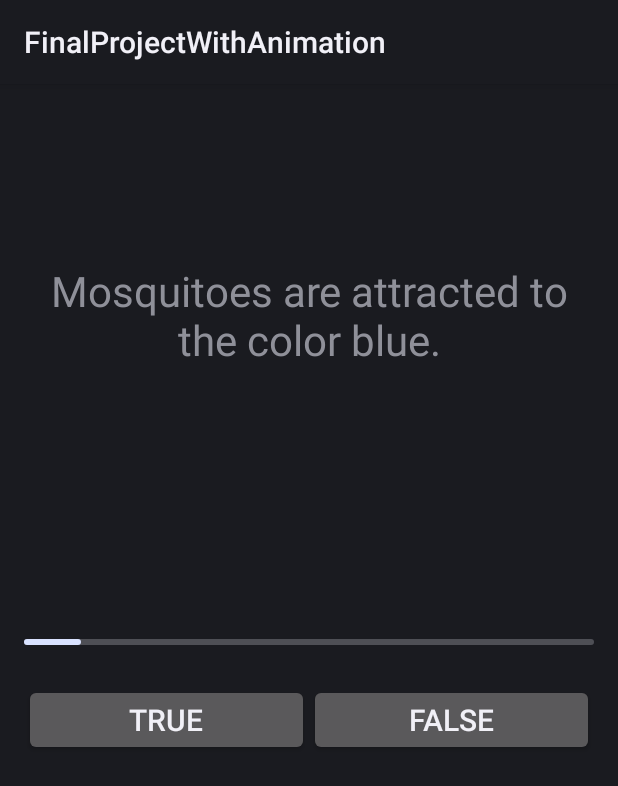
After one commit to Dmitrii-Siz/Final-Year-Project, an Android app: the fragment GameFragment shown on its own in the app's theme, on a phone screen of 412 x 824 dp. The commit adds this screen. Shown: the top 786 px of the screen. Run offline under Robolectric (Android 15) with nearby library versions, the phone set to English and light mode, and no system bars.

Commit message:
Functionality Complete
- All of the Pages Functionality is complete

```diff
--- a/app/src/main/AndroidManifest.xml
+++ b/app/src/main/AndroidManifest.xml
@@ -13,7 +13,10 @@
         android:roundIcon="@mipmap/ic_launcher_round"
         android:supportsRtl="true"
         android:theme="@style/Theme.FinalProjectWithAnimation"
-        tools:targetApi="31" >
+        tools:targetApi="31"
+        android:screenOrientation="portrait"
+        >
+
         <activity
             android:name=".MainActivity"
             android:exported="true" >
--- a/app/src/main/java/com/example/finalprojectwithanimation/CameraFragment.kt
+++ b/app/src/main/java/com/example/finalprojectwithanimation/CameraFragment.kt
@@ -61,7 +61,7 @@ class CameraFragment : Fragment() {
                 val displayResultFragment = DisplayResultFragment.newInstance(bitmapImage!!)
                 val transaction = requireActivity().supportFragmentManager.beginTransaction()
                 transaction.replace(R.id.frameLayout, displayResultFragment)
-                transaction.addToBackStack(null) // Optional, to add the transaction to the back stack
+                transaction.addToBackStack(null)
                 transaction.commit()
             }
         }
--- /dev/null
+++ b/app/src/main/java/com/example/finalprojectwithanimation/Fact.kt
@@ -0,0 +1,6 @@
+package com.example.finalprojectwithanimation
+
+//Creates a class for the facts:
+data class Fact(val text: String, val answer: String , val isTrue: Boolean){
+
+}
--- a/app/src/main/java/com/example/finalprojectwithanimation/GalleryFragment.kt
+++ b/app/src/main/java/com/example/finalprojectwithanimation/GalleryFragment.kt
@@ -1,6 +1,5 @@
 package com.example.finalprojectwithanimation
 
-import android.content.Intent
 import android.graphics.Bitmap
 import android.graphics.BitmapFactory
 import android.net.Uri
@@ -78,7 +77,7 @@ class GalleryFragment : Fragment() {
             val displayResultFragment = DisplayResultFragment.newInstance(bitmapImage!!)
             val transaction = requireActivity().supportFragmentManager.beginTransaction()
             transaction.replace(R.id.frameLayout, displayResultFragment)
-            transaction.addToBackStack(null) // Optional, to add the transaction to the back stack
+            transaction.addToBackStack(null)
             transaction.commit()
         }
     }
--- /dev/null
+++ b/app/src/main/java/com/example/finalprojectwithanimation/GameFragment.kt
@@ -0,0 +1,161 @@
+package com.example.finalprojectwithanimation
+
+import android.os.Bundle
+import androidx.fragment.app.Fragment
+import android.view.LayoutInflater
+import android.view.View
+import android.view.ViewGroup
+import android.widget.Button
+import android.widget.ProgressBar
+import android.widget.TextView
+import kotlin.random.Random
+
+/**
+Fragment for Running the Quiz Game:
+ */
+class GameFragment : Fragment() {
+
+    //Facts ArrayList:
+    private val factsList = ArrayList<Fact>()
+    //List of the Fact indexes:
+    private val randomIndexes = mutableListOf<Int>()
+    private var currentFactIndex = 0
+
+    //XML stuff:
+    private lateinit var factTextView: TextView
+    private lateinit var trueButton: Button
+    private lateinit var falseButton: Button
+    private lateinit var progressBar: ProgressBar
+
+    //Keep track of the User's progress:
+    private var totalCorrect: Int = 0
+    private val improvementList = ArrayList<String>()
+
+    override fun onCreateView(
+        inflater: LayoutInflater,
+        container: ViewGroup?,
+        savedInstanceState: Bundle?
+    ): View? {
+        val view = inflater.inflate(R.layout.fragment_game, container, false)
+        //locate the buttons and labels:
+        factTextView = view.findViewById(R.id.factTextView)
+        trueButton = view.findViewById(R.id.true_option)
+        falseButton = view.findViewById(R.id.false_option)
+        progressBar = view.findViewById(R.id.progressBar)
+        //check answer is a method which checks whether the use has answered the question correctly or not:
+        trueButton.setOnClickListener { checkAnswer(true) }
+        falseButton.setOnClickListener { checkAnswer(false) }
+
+
+        //calling the methods:
+        addFacts()
+        generateRandomIndexes()
+        showNextFact()
+
+        return view
+    }
+
+    //generate the 10 random fact questions:
+    private fun generateRandomIndexes() {
+        val totalFacts = factsList.size
+        val usedIndexes = mutableSetOf<Int>()//set can not contain repeated numbers
+        //generate indexes until 10 different indexes appear:
+        while (randomIndexes.size < 10) {
+            val randomIndex = Random.nextInt(totalFacts)
+            if (!usedIndexes.contains(randomIndex)) {
+                randomIndexes.add(randomIndex)
+                usedIndexes.add(randomIndex)
+            }
+        }
+    }
+
+    private fun addFacts() {
+        //facts:
+        factsList.add(Fact("Badgers can eat several hundred earthworms a night","Yes, badgers can eat several hundred earthworms a night!", true))
+        factsList.add(Fact("Bats can live for up to 30 years","Yes, bats can live for up to 30 years!", true))
+        factsList.add(Fact("Only the female Bees can sting","Yes, only the female Bees can sting!", true))
+        factsList.add(Fact("Beetles are the smallest group of insects","No, Beetles are the largest group of insects with over 350,000 species.", false))
+        factsList.add(Fact("Butterflies can see ultraviolet light.", "Yes, butterflies can see ultraviolet light.", true))
+        factsList.add(Fact("Cats have nine lives.", "No, cats only have one life like any other animal.", false))
+        factsList.add(Fact("Caterpillars can eat their own weight in food every day.", "Yes, caterpillars have voracious appetites and can consume a lot of food relative to their size.", true))
+        factsList.add(Fact("Cockroaches can survive a nuclear explosion.","No, this is a myth. Cockroaches are resistant to radiation, but they would not survive a nuclear blast.", false))
+
+        factsList.add(Fact("Cow's milk is naturally blue.", "No, cow's milk is not naturally blue. It is white in color.", false))
+        factsList.add(Fact("Crabs have teeth in their stomachs.", "Yes, crabs have teeth in their stomachs to help them grind food.", true))
+        factsList.add(Fact("Crows can recognize human faces.", "Yes, crows have been shown to be able to recognize individual human faces.", true))
+        factsList.add(Fact("Deer are colorblind.", "No, deer can see colors, although their color vision is not as sharp as humans.", false))
+        factsList.add(Fact("Dogs sweat through their tongues.", "No, dogs primarily sweat through their paw pads.", false))
+        factsList.add(Fact("Donkeys can live up to 50 years.", "Yes, donkeys have a long lifespan and can live for several decades.", true))
+        factsList.add(Fact("Dragonflies have a lifespan of just 24 hours.", "No, while some dragonflies have short lifespans, they typically live for several weeks or months.", false))
+        factsList.add(Fact("Ducks can sleep with one eye open.", "Yes, ducks can sleep with one eye open to watch for predators.", true))
+
+        factsList.add(Fact("Eagles can fly at speeds of up to 200 miles per hour.", "No, while eagles are fast flyers, they do not reach speeds of 200 miles per hour.", false))
+        factsList.add(Fact("Flies can taste with their feet.", "Yes, flies can taste with their feet, which helps them identify potential food sources.", true))
+        factsList.add(Fact("Foxes are nocturnal animals.", "No, foxes are crepuscular, meaning they are most active during dawn and dusk.", false))
+
+        factsList.add(Fact("Goats have rectangular pupils.", "Yes, goats have rectangular pupils, which provide them with a wide field of vision.", true))
+        factsList.add(Fact("Geese mate for life.", "Yes, geese are known for forming strong pair bonds and often mate for life.", true))
+
+        factsList.add(Fact("Grasshoppers can jump up to 20 times their body length.", "Yes, grasshoppers are powerful jumpers and can cover significant distances with their jumps.", true))
+        factsList.add(Fact("Hamsters are rodents.", "Yes, hamsters belong to the rodent family and are small mammals with large cheek pouches.", true))
+        factsList.add(Fact("Hares are born with fur and open eyes.", "Yes, hares are precocial animals, meaning they are born relatively mature.", true))
+        factsList.add(Fact("Hedgehogs are immune to snake venom.", "No, while hedgehogs have some resistance to certain snake venoms, they are not immune.", false))
+        factsList.add(Fact("Horses can sleep while standing up.", "Yes, horses can lock their knees to sleep while standing up.", true))
+        factsList.add(Fact("Ladybugs are poisonous.", "No, ladybugs are not poisonous to humans, although they may emit a foul odor as a defense mechanism.", false))
+        factsList.add(Fact("Lobsters can regenerate lost limbs.", "Yes, lobsters have the ability to regenerate lost limbs, although the process is slow.", true))
+        factsList.add(Fact("Mosquitoes are attracted to the color blue.", "No, mosquitoes are more attracted to dark colors like black and red.", false))
+        factsList.add(Fact("Moths are more active during the day than at night.", "No, moths are primarily nocturnal and are more active at night.", false))
+        factsList.add(Fact("Mice have poor eyesight.", "Yes, mice have relatively poor eyesight, but they have keen senses of hearing and smell.", true))
+        factsList.add(Fact("Otters hold hands while sleeping to avoid drifting apart.", "Yes, otters often hold hands while sleeping to stay together in groups.", true))
+        factsList.add(Fact("Owls can rotate their heads 360 degrees.", "No, while owls have flexible necks, they cannot rotate their heads a full 360 degrees.", false))
+        factsList.add(Fact("Parrots can mimic human speech.", "Yes, parrots are known for their ability to mimic human speech and other sounds.", true))
+        factsList.add(Fact("Pigs are among the cleanest animals.", "No, pigs are actually quite dirty animals and often roll in mud to stay cool.", false))
+
+        factsList.add(Fact("Pigeons can recognize themselves in a mirror.", "Yes, pigeons have been shown to demonstrate self-recognition in mirror tests.", true))
+        factsList.add(Fact("Raccoons wash their food before eating.", "Yes, raccoons are known to dunk their food in water before eating it.", true))
+        factsList.add(Fact("Rats can't vomit.", "Yes, rats are unable to vomit due to the structure of their digestive system.", true))
+        factsList.add(Fact("Sheep have excellent memories.", "No, sheep have relatively poor memories and are often perceived as forgetful animals.", false))
+        factsList.add(Fact("Snakes can dislocate their jaws to swallow large prey.", "Yes, snakes have flexible jaws that allow them to swallow prey much larger than their head.", true))
+        factsList.add(Fact("Sparrows are monogamous birds.", "Yes, sparrows often mate for life and form monogamous pairs.", true))
+        factsList.add(Fact("Squirrels hibernate during the winter.", "No, while squirrels may become less active during winter, they do not hibernate in the same way as some other animals.", false))
+        factsList.add(Fact("Swans are native to South America.", "No, swans are native to Europe and Asia, not South America.", false))
+        factsList.add(Fact("Turkeys can run at speeds of up to 25 miles per hour.", "Yes, turkeys are fast runners and can reach speeds of up to 25 miles per hour.", true))
+        factsList.add(Fact("Turtles can breathe through their skin.", "Yes, turtles have the ability to absorb oxygen through their skin, in addition to breathing through their lungs.", true))
+        factsList.add(Fact("Woodpeckers can peck up to 20 times per second.", "Yes, woodpeckers are known for their rapid pecking, which can reach speeds of up to 20 times per second.", true))
+    }
+
+    //Display the facts:
+    private fun showNextFact() {
+        if (currentFactIndex < randomIndexes.size) {
+            val factIndex = randomIndexes[currentFactIndex]
+            val fact = factsList[factIndex]
+            factTextView.text = fact.text//display the new fact
+            progressBar.progress = currentFactIndex + 1
+            currentFactIndex++
+        } else {
+            //All questions answered:
+            //Navigate to OutcomeFragment with the incorrect facts and score:
+            val outcomeFragment = OutcomeFragment.newInstance(improvementList, totalCorrect)
+            val transaction = requireActivity().supportFragmentManager.beginTransaction()
+            transaction.replace(R.id.frameLayout, outcomeFragment)
+            transaction.addToBackStack(null)
+            transaction.commit()
+        }
+    }
+
+    //Check if the user has answered the question correctly or not:
+    private fun checkAnswer(userAnswer: Boolean) {
+        val factIndex = randomIndexes[currentFactIndex - 1]
+        val fact = factsList[factIndex]
+        //Correct answer:
+        if (fact.isTrue == userAnswer) {
+            totalCorrect +=1
+        }
+        //Wrong answer:
+        else {
+            improvementList.add(fact.answer)//add the correct answers
+        }
+        //Show the next fact
+        showNextFact()
+    }
+}
--- a/app/src/main/java/com/example/finalprojectwithanimation/MainActivity.kt
+++ b/app/src/main/java/com/example/finalprojectwithanimation/MainActivity.kt
@@ -9,6 +9,7 @@ class MainActivity : AppCompatActivity() {
     override fun onCreate(savedInstanceState: Bundle?) {
         super.onCreate(savedInstanceState)
         setContentView(R.layout.activity_main)
+
 
         //Initial fragment (First fragment that will appear on the page):
         val initialFragment = InitialFragment()
@@ -32,7 +33,7 @@ class MainActivity : AppCompatActivity() {
                     true
                 }
                 R.id.teach -> {
-                    replaceFragment(TeachFragment())
+                    replaceFragment(LoadGameFragment())
                     true
                 }
                 else -> false
--- /dev/null
+++ b/app/src/main/res/layout/fragment_game.xml
@@ -0,0 +1,71 @@
+<?xml version="1.0" encoding="utf-8"?>
+<FrameLayout xmlns:android="http://schemas.android.com/apk/res/android"
+    xmlns:tools="http://schemas.android.com/tools"
+    android:layout_width="match_parent"
+    android:layout_height="match_parent"
+    android:paddingStart="16dp"
+    android:paddingEnd="16dp"
+    tools:context=".GameFragment">
+
+    <RelativeLayout
+        android:layout_width="match_parent"
+        android:layout_height="450dp"
+        android:layout_marginTop="100dp">
+
+        <TextView
+            android:id="@+id/factTextView"
+            android:layout_width="match_parent"
+            android:layout_height="100dp"
+            android:layout_alignParentTop="true"
+            android:layout_marginTop="4dp"
+            android:gravity="center"
+            android:text=""
+            android:textSize="28sp" />
+
+        <ImageView
+            android:id="@+id/image"
+            android:layout_width="200dp"
+            android:layout_height="120dp"
+            android:layout_below="@id/factTextView"
+            android:layout_centerHorizontal="true"
+            android:layout_marginTop="20dp" />
+
+        <ProgressBar
+            android:id="@+id/progressBar"
+            style="?android:attr/progressBarStyleHorizontal"
+            android:layout_width="match_parent"
+            android:layout_height="wrap_content"
+            android:layout_below="@id/image"
+            android:layout_marginTop="20dp"
+            android:max="10"
+            android:progress="0" />
+
+        <LinearLayout
+            android:layout_width="match_parent"
+            android:layout_height="wrap_content"
+            android:layout_below="@id/progressBar"
+            android:layout_marginTop="20dp"
+            android:gravity="center"
+            android:orientation="horizontal">
+
+            <Button
+                android:id="@+id/true_option"
+                android:layout_width="0dp"
+                android:layout_height="wrap_content"
+                android:layout_weight="1"
+                android:text="True"
+                android:textSize="20sp" />
+
+            <Button
+                android:id="@+id/false_option"
+                android:layout_width="0dp"
+                android:layout_height="wrap_content"
+                android:layout_weight="1"
+                android:text="False"
+                android:textSize="20sp" />
+
+        </LinearLayout>
+
+    </RelativeLayout>
+
+</FrameLayout>
--- a/app/src/main/res/layout/fragment_initial.xml
+++ b/app/src/main/res/layout/fragment_initial.xml
@@ -3,7 +3,6 @@
     xmlns:tools="http://schemas.android.com/tools"
     android:layout_width="match_parent"
     android:layout_height="match_parent"
-    android:background="@color/purple_500"
     tools:context=".InitialFragment">
 
     <TextView
--- a/app/src/main/res/values/strings.xml
+++ b/app/src/main/res/values/strings.xml
@@ -1,3 +1,5 @@
 <resources>
     <string name="app_name">FinalProjectWithAnimation</string>
+    <!-- TODO: Remove or change this placeholder text -->
+    <string name="hello_blank_fragment">Hello blank fragment</string>
 </resources>
```
Also changed, not shown: app/build.gradle (+7 -0 lines), app/src/main/java/com/example/finalprojectwithanimation/DisplayResultFragment.kt (+6 -1 lines), app/src/main/java/com/example/finalprojectwithanimation/LoadGameFragment.kt (added, +35 -0 lines), app/src/main/java/com/example/finalprojectwithanimation/OutcomeFragment.kt (added, +60 -0 lines), app/src/main/res/layout/fragment_display_result.xml (+1 -19 lines), app/src/main/res/layout/fragment_loadgame.xml (added, +74 -0 lines), app/src/main/res/layout/fragment_outcome.xml (added, +51 -0 lines).
